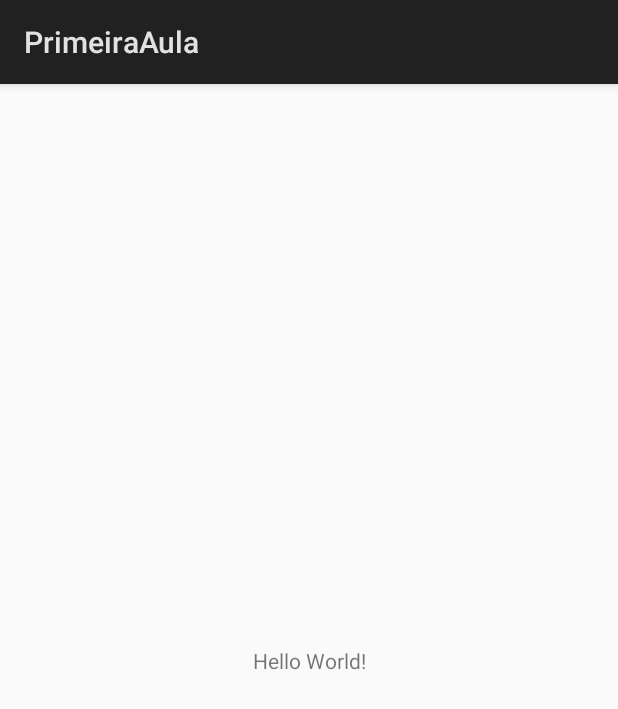
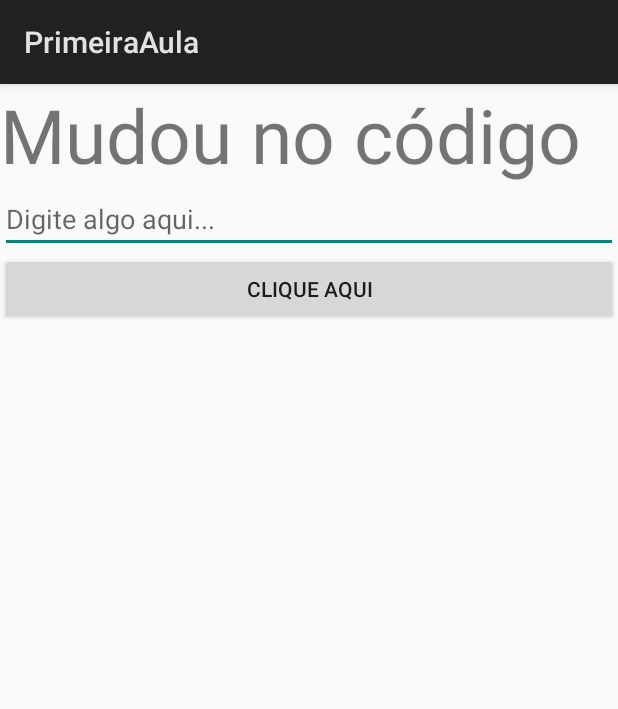
Before and after one commit to if710/2018.2-codigo, an Android app: the screen it shows after launch (MainActivity), on a phone screen of 412 x 824 dp. Shown: the top 709 px of the screen. Run offline under Robolectric (Android 15) with nearby library versions, the phone set to English and light mode, and no system bars; libraries missing offline, so code that uses them is left out: br.ufpe.cin.

Commit message:
código desenvolvido durante a aula de 22.08.2018 - hello world

```diff
--- a/2018-08-22/app/src/main/java/br/ufpe/cin/if710/primeiraaula/MainActivity.kt
+++ b/2018-08-22/app/src/main/java/br/ufpe/cin/if710/primeiraaula/MainActivity.kt
@@ -2,11 +2,45 @@ package br.ufpe.cin.if710.primeiraaula
 
 import android.app.Activity
 import android.os.Bundle
+import android.view.View
+import kotlinx.android.synthetic.main.activity_main.*
+
+/*
+import android.view.View
+import android.widget.Button
+import android.widget.EditText
+import android.widget.TextView
+*/
 
 class MainActivity : Activity() {
 
     override fun onCreate(savedInstanceState: Bundle?) {
         super.onCreate(savedInstanceState)
         setContentView(R.layout.activity_main)
+
+        /*
+        //Código Kotlin com "sotaque" Java
+        val labelTexto = findViewById(R.id.labelTexto) as TextView
+        labelTexto.setText("Mudou no código")
+        val campoTexto = findViewById<EditText>(R.id.campoTexto)
+        val botao = findViewById<Button>(R.id.botao)
+        botao.setOnClickListener(object : View.OnClickListener {
+            override fun onClick(v: View?) {
+                labelTexto.setText(campoTexto.text)
+            }
+        })
+        //TextView labelTexto = findViewById(R.id.labelTexto);
+        */
+
+        //Acessando properties diretamente
+        labelTexto.text = "Mudou no código"
+
+        //Várias formas de setar o Listener com lambda expressions
+        //botao.setOnClickListener(View.OnClickListener { v -> labelTexto.text = campoTexto.text })
+        //botao.setOnClickListener({ v -> labelTexto.text = campoTexto.text })
+        //botao.setOnClickListener(){ v -> labelTexto.text = campoTexto.text }
+        //botao.setOnClickListener(){ labelTexto.text = campoTexto.text }
+        botao.setOnClickListener { labelTexto.text = campoTexto.text }
+
     }
 }
--- a/2018-08-22/app/src/main/res/layout/activity_main.xml
+++ b/2018-08-22/app/src/main/res/layout/activity_main.xml
@@ -1,18 +1,23 @@
 <?xml version="1.0" encoding="utf-8"?>
-<android.support.constraint.ConstraintLayout xmlns:android="http://schemas.android.com/apk/res/android"
-    xmlns:app="http://schemas.android.com/apk/res-auto"
-    xmlns:tools="http://schemas.android.com/tools"
+<LinearLayout xmlns:android="http://schemas.android.com/apk/res/android"
+    android:orientation="vertical"
     android:layout_width="match_parent"
-    android:layout_height="match_parent"
-    tools:context=".MainActivity">
-
+    android:layout_height="match_parent">
     <TextView
-        android:layout_width="wrap_content"
+        android:id="@+id/labelTexto"
+        android:layout_width="match_parent"
         android:layout_height="wrap_content"
         android:text="Hello World!"
-        app:layout_constraintBottom_toBottomOf="parent"
-        app:layout_constraintLeft_toLeftOf="parent"
-        app:layout_constraintRight_toRightOf="parent"
-        app:layout_constraintTop_toTopOf="parent" />
+        android:textSize="50sp" />
+    <EditText
+        android:id="@+id/campoTexto"
+        android:hint="@string/dicaTexto"
+        android:layout_width="match_parent"
+        android:layout_height="wrap_content" />
+    <Button
+        android:id="@+id/botao"
+        android:layout_width="match_parent"
+        android:layout_height="wrap_content"
+        android:text="@string/txtBotao" />
 
-</android.support.constraint.ConstraintLayout>
+</LinearLayout>
--- a/2018-08-22/app/src/main/res/values/colors.xml
+++ b/2018-08-22/app/src/main/res/values/colors.xml
@@ -3,4 +3,5 @@
     <color name="colorPrimary">#3F51B5</color>
     <color name="colorPrimaryDark">#303F9F</color>
     <color name="colorAccent">#FF4081</color>
+    <color name="verde">#00FF00</color>
 </resources>
--- a/2018-08-22/app/src/main/res/values/strings.xml
+++ b/2018-08-22/app/src/main/res/values/strings.xml
@@ -1,3 +1,5 @@
 <resources>
     <string name="app_name">PrimeiraAula</string>
+    <string name="txtBotao">Clique aqui</string>
+    <string name="dicaTexto">Digite algo aqui...</string>
 </resources>
```
